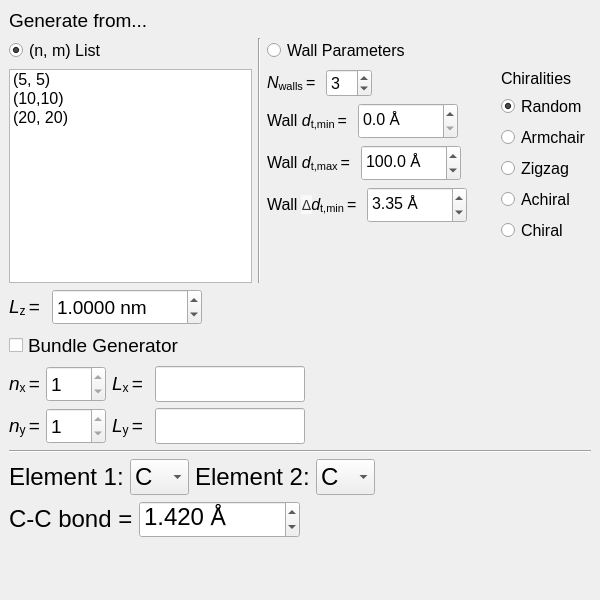
Qt form sknano/apps/nanogen_gui/mwnt_generator.ui (scikit-nano/scikit-nano) before a commit.
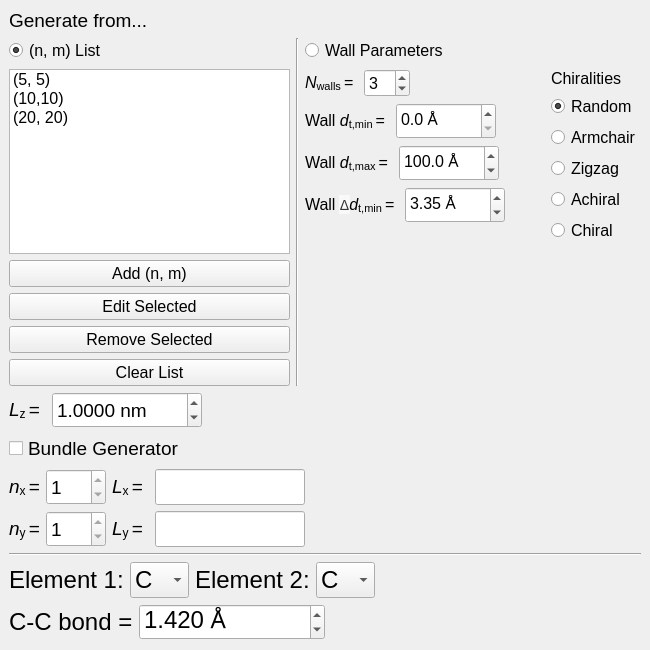
The same form after that commit.

Commit message: updating nanogen_gui MWNT generator UI files

```diff
--- a/sknano/apps/nanogen_gui/mwnt_generator.ui
+++ b/sknano/apps/nanogen_gui/mwnt_generator.ui
@@ -6,8 +6,8 @@
    <rect>
     <x>0</x>
     <y>0</y>
-    <width>600</width>
-    <height>600</height>
+    <width>650</width>
+    <height>650</height>
    </rect>
   </property>
   <property name="sizePolicy">
@@ -18,8 +18,8 @@
   </property>
   <property name="minimumSize">
    <size>
-    <width>600</width>
-    <height>600</height>
+    <width>650</width>
+    <height>650</height>
    </size>
   </property>
   <property name="maximumSize">
@@ -38,9 +38,7 @@
    <string>MWNT Generator</string>
   </property>
   <widget class="QWidget" name="centralwidget">
-   <layout class="QVBoxLayout" name="verticalLayout">
-    <item>
-     <layout class="QVBoxLayout" name="verticalLayout_10">
+   <layout class="QVBoxLayout" name="verticalLayout_2">
       <item>
        <widget class="QLabel" name="label_19">
         <property name="font">
@@ -55,9 +53,9 @@
        </widget>
       </item>
       <item>
-       <layout class="QHBoxLayout" name="horizontalLayout_50">
+     <layout class="QHBoxLayout" name="horizontalLayout">
         <item>
-         <layout class="QVBoxLayout" name="verticalLayout_3">
+       <layout class="QVBoxLayout" name="verticalLayout">
           <item>
            <widget class="QRadioButton" name="mwnt_Ch_list_radio_button">
             <property name="font">
@@ -102,6 +100,54 @@
             </item>
            </widget>
           </item>
+        <item>
+         <widget class="QPushButton" name="add_Ch_push_button">
+          <property name="font">
+           <font>
+            <pointsize>12</pointsize>
+           </font>
+          </property>
+          <property name="text">
+           <string>Add (n, m)</string>
+          </property>
+         </widget>
+        </item>
+        <item>
+         <widget class="QPushButton" name="edit_selected_Ch_push_button">
+          <property name="font">
+           <font>
+            <pointsize>12</pointsize>
+           </font>
+          </property>
+          <property name="text">
+           <string>Edit Selected</string>
+          </property>
+         </widget>
+        </item>
+        <item>
+         <widget class="QPushButton" name="remove_selected_Ch_push_button">
+          <property name="font">
+           <font>
+            <pointsize>12</pointsize>
+           </font>
+          </property>
+          <property name="text">
+           <string>Remove Selected</string>
+          </property>
+         </widget>
+        </item>
+        <item>
+         <widget class="QPushButton" name="clear_Ch_list_push_button">
+          <property name="font">
+           <font>
+            <pointsize>12</pointsize>
+           </font>
+          </property>
+          <property name="text">
+           <string>Clear List</string>
+          </property>
+         </widget>
+        </item>
          </layout>
         </item>
         <item>
@@ -543,8 +589,6 @@
                  </size>
                 </property>
                </spacer>
-              </item>
-             </layout>
             </item>
            </layout>
           </item>
```
Lines whose indentation alone changed are shown as unchanged. The commit also changes 1 other file.
